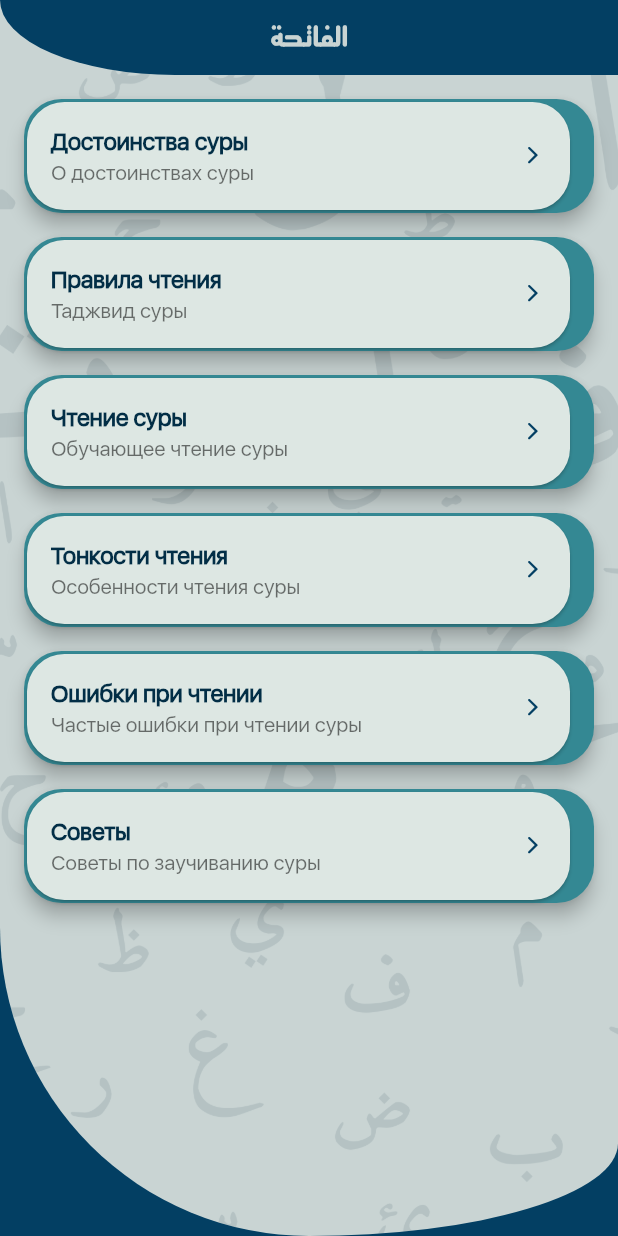
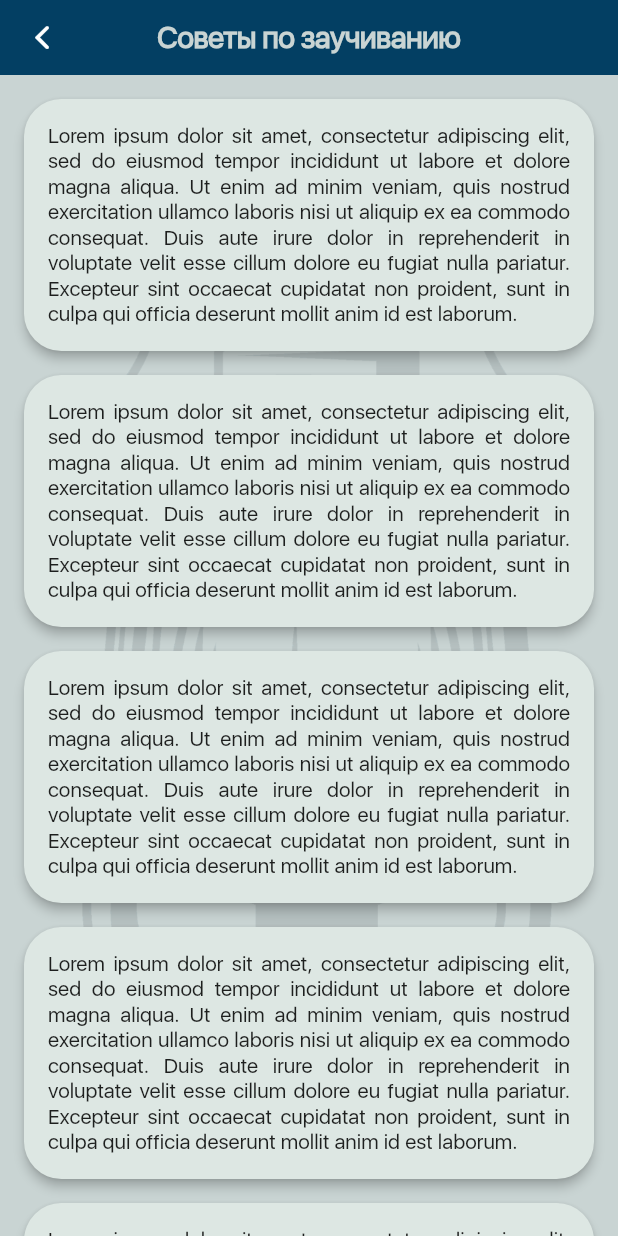
Before and after one commit to JMApps/project_fatiha, a Flutter app: the screen it shows after launch, after a tap on "Советы", on a phone screen of 412 x 824 dp. Run offline on Flutter 3.47's test engine with Material 2 defaults, Android fonts, the phone set to English and light mode, and no system bars; our stand-ins replace flutter_html, smooth_page_indicator, timelines.

Commit message:
Added memorization surah page with new background image

```diff
--- a/lib/config/routes/app_route.dart
+++ b/lib/config/routes/app_route.dart
@@ -1,5 +1,6 @@
 import 'package:flutter/material.dart';
 import 'package:project_fatiha/modules/screens/about_surah_page.dart';
+import 'package:project_fatiha/modules/screens/memorization_surah_page.dart';
 import 'package:project_fatiha/modules/screens/read_errors_page.dart';
 import 'package:project_fatiha/modules/screens/reading_features_page.dart';
 import 'package:project_fatiha/modules/screens/tajweed_surah_page.dart';
@@ -33,6 +34,11 @@
           builder: (_) => const ReadErrorsPage(),
           settings: routeSettings,
         );
+      case 'page_memorization_surah':
+        return MaterialPageRoute(
+          builder: (_) => const MemorizationSurahPage(),
+          settings: routeSettings,
+        );
       default:
         throw (Exception('Invalid route ${routeSettings.name}'));
     }
--- /dev/null
+++ b/lib/modules/screens/memorization_surah_page.dart
@@ -0,0 +1,43 @@
+import 'package:flutter/cupertino.dart';
+import 'package:flutter/material.dart';
+import 'package:project_fatiha/config/themes/app_themes.dart';
+import 'package:project_fatiha/widgets/lists/memorization_surah_content_list.dart';
+import 'package:project_fatiha/widgets/other/memorization_surah_app_bar.dart';
+
+class MemorizationSurahPage extends StatelessWidget {
+  const MemorizationSurahPage({Key? key}) : super(key: key);
+
+  @override
+  Widget build(BuildContext context) {
+    final myColor = Theme.of(context).colorScheme;
+    return Container(
+      color: myColor.mainPrimaryColor,
+      child: SafeArea(
+        left: false,
+        right: false,
+        bottom: false,
+        child: Scaffold(
+          appBar: const PreferredSize(
+            preferredSize: Size(double.infinity, 50),
+            child: MemorizationSurahAppBar(),
+          ),
+          body: Container(
+            decoration: BoxDecoration(
+              image: DecorationImage(
+                image: const AssetImage('assets/pictures/main_background.png'),
+                fit: BoxFit.cover,
+                colorFilter: ColorFilter.mode(
+                  myColor.mainPrimaryColor.withOpacity(0.1),
+                  BlendMode.modulate,
+                ),
+              ),
+            ),
+            child: const CupertinoScrollbar(
+              child: MemorizationSurahContentList(),
+            ),
+          ),
+        ),
+      ),
+    );
+  }
+}
--- /dev/null
+++ b/lib/widgets/items/memorization_surah_page_item.dart
@@ -0,0 +1,23 @@
+import 'package:flutter/material.dart';
+import 'package:project_fatiha/utils/helpers/style_helpers.dart';
+
+class MemorizationSurahPageItem extends StatelessWidget {
+  const MemorizationSurahPageItem({Key? key}) : super(key: key);
+
+  @override
+  Widget build(BuildContext context) {
+    final styleHelpers = StyleHelpers();
+    return Card(
+      elevation: 3,
+      margin: styleHelpers.mainMarginBottomOnly,
+      shape: styleHelpers.mainShapeRadius,
+      child: Padding(
+        padding: styleHelpers.mainPadding,
+        child: const Text(
+          'Lorem ipsum dolor sit amet, consectetur adipiscing elit, sed do eiusmod tempor incididunt ut labore et dolore magna aliqua. Ut enim ad minim veniam, quis nostrud exercitation ullamco laboris nisi ut aliquip ex ea commodo consequat. Duis aute irure dolor in reprehenderit in voluptate velit esse cillum dolore eu fugiat nulla pariatur. Excepteur sint occaecat cupidatat non proident, sunt in culpa qui officia deserunt mollit anim id est laborum.',
+          textAlign: TextAlign.justify,
+        ),
+      ),
+    );
+  }
+}
--- /dev/null
+++ b/lib/widgets/lists/memorization_surah_content_list.dart
@@ -0,0 +1,19 @@
+import 'package:flutter/material.dart';
+import 'package:project_fatiha/utils/helpers/style_helpers.dart';
+import 'package:project_fatiha/widgets/items/memorization_surah_page_item.dart';
+
+class MemorizationSurahContentList extends StatelessWidget {
+  const MemorizationSurahContentList({Key? key}) : super(key: key);
+
+  @override
+  Widget build(BuildContext context) {
+    final styleHelpers = StyleHelpers();
+    return ListView.builder(
+      padding: styleHelpers.mainPadding,
+      itemCount: 25,
+      itemBuilder: (BuildContext context, int index) {
+        return const MemorizationSurahPageItem();
+      },
+    );
+  }
+}
--- /dev/null
+++ b/lib/widgets/other/memorization_surah_app_bar.dart
@@ -0,0 +1,31 @@
+import 'package:flutter/cupertino.dart';
+import 'package:flutter/material.dart';
+import 'package:project_fatiha/config/themes/app_themes.dart';
+
+class MemorizationSurahAppBar extends StatelessWidget {
+  const MemorizationSurahAppBar({Key? key}) : super(key: key);
+
+  @override
+  Widget build(BuildContext context) {
+    return AppBar(
+      leading: IconButton(
+        color: Colors.white,
+        splashRadius: 20,
+        icon: const Icon(
+          CupertinoIcons.back,
+        ),
+        onPressed: () {
+          Navigator.of(context).pop();
+        },
+      ),
+      title: Text(
+        'Советы по заучиванию',
+        style: TextStyle(
+          color: Theme.of(context).colorScheme.mainTitleColor,
+          letterSpacing: -0.40,
+          fontWeight: FontWeight.bold,
+        ),
+      ),
+    );
+  }
+}
```
Also changed, not shown: assets/pictures/main_background.png.
